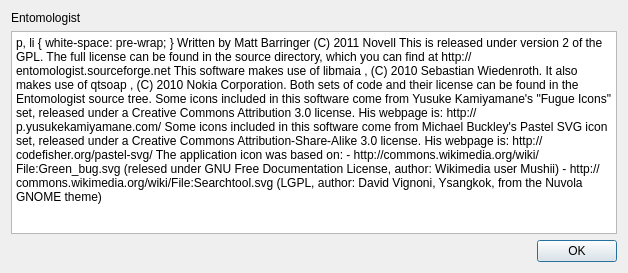
Qt form About.ui (Entomologist/entomologist) before a commit.
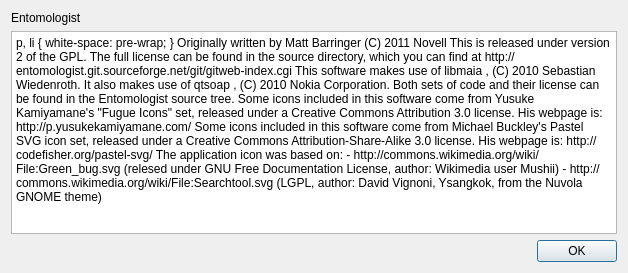
The same form after that commit.

Commit message: Fixing up the URLs in the About box and Help->Show Website

Diff of the .ui file:
```diff
--- a/About.ui
+++ b/About.ui
@@ -49,10 +49,10 @@
 &lt;table border=&quot;0&quot; style=&quot;-qt-table-type: root; margin-top:4px; margin-bottom:4px; margin-left:4px; margin-right:4px;&quot;&gt;
 &lt;tr&gt;
 &lt;td style=&quot;border: none;&quot;&gt;
-&lt;p style=&quot; margin-top:0px; margin-bottom:0px; margin-left:0px; margin-right:0px; -qt-block-indent:0; text-indent:0px;&quot;&gt;Written by &lt;a href=&quot;mailto:mbarringer@suse.de&quot;&gt;&lt;span style=&quot; text-decoration: underline; color:#0057ae;&quot;&gt;Matt Barringer&lt;/span&gt;&lt;/a&gt;&lt;/p&gt;
+&lt;p style=&quot; margin-top:0px; margin-bottom:0px; margin-left:0px; margin-right:0px; -qt-block-indent:0; text-indent:0px;&quot;&gt;Originally written by &lt;a href=&quot;mailto:mbarringer@suse.de&quot;&gt;&lt;span style=&quot; text-decoration: underline; color:#0057ae;&quot;&gt;Matt Barringer&lt;/span&gt;&lt;/a&gt;&lt;/p&gt;
 &lt;p style=&quot; margin-top:0px; margin-bottom:0px; margin-left:0px; margin-right:0px; -qt-block-indent:0; text-indent:0px;&quot;&gt;(C) 2011 Novell&lt;/p&gt;
 &lt;p style=&quot;-qt-paragraph-type:empty; margin-top:0px; margin-bottom:0px; margin-left:0px; margin-right:0px; -qt-block-indent:0; text-indent:0px;&quot;&gt;&lt;/p&gt;
-&lt;p style=&quot; margin-top:0px; margin-bottom:0px; margin-left:0px; margin-right:0px; -qt-block-indent:0; text-indent:0px;&quot;&gt;This is released under version 2 of the GPL.  The full license can be found in the source directory, which you can find at &lt;a href=&quot;http://entomologist.sourceforge.net&quot;&gt;&lt;span style=&quot; text-decoration: underline; color:#0057ae;&quot;&gt;http://entomologist.sourceforge.net&lt;/span&gt;&lt;/a&gt;&lt;/p&gt;
+&lt;p style=&quot; margin-top:0px; margin-bottom:0px; margin-left:0px; margin-right:0px; -qt-block-indent:0; text-indent:0px;&quot;&gt;This is released under version 2 of the GPL.  The full license can be found in the source directory, which you can find at &lt;a href=&quot;http://entomologist.git.sourceforge.net/git/gitweb-index.cgi&quot;&gt;&lt;span style=&quot; text-decoration: underline; color:#0057ae;&quot;&gt;http://entomologist.git.sourceforge.net/git/gitweb-index.cgi&lt;/span&gt;&lt;/a&gt;&lt;/p&gt;
 &lt;p style=&quot;-qt-paragraph-type:empty; margin-top:0px; margin-bottom:0px; margin-left:0px; margin-right:0px; -qt-block-indent:0; text-indent:0px;&quot;&gt;&lt;/p&gt;
 &lt;p style=&quot; margin-top:0px; margin-bottom:0px; margin-left:0px; margin-right:0px; -qt-block-indent:0; text-indent:0px;&quot;&gt;This software makes use of &lt;a href=&quot;https://github.com/wiedi/libmaia&quot;&gt;&lt;span style=&quot; font-size:10pt; text-decoration: underline; color:#0000ff;&quot;&gt;libmaia&lt;/span&gt;&lt;/a&gt;, (C) 2010 Sebastian Wiedenroth.  It also makes use of &lt;a href=&quot;http://qt.gitorious.org/qt-solutions/qt-solutions/trees/master/qtsoap&quot;&gt;&lt;span style=&quot; font-size:10pt; text-decoration: underline; color:#0000ff;&quot;&gt;qtsoap&lt;/span&gt;&lt;/a&gt;, (C) 2010 Nokia Corporation.  Both sets of code and their license can be found in the Entomologist source tree.&lt;/p&gt;
 &lt;p style=&quot;-qt-paragraph-type:empty; margin-top:0px; margin-bottom:0px; margin-left:0px; margin-right:0px; -qt-block-indent:0; text-indent:0px;&quot;&gt;&lt;/p&gt;
```
The commit also changes 1 other file.
